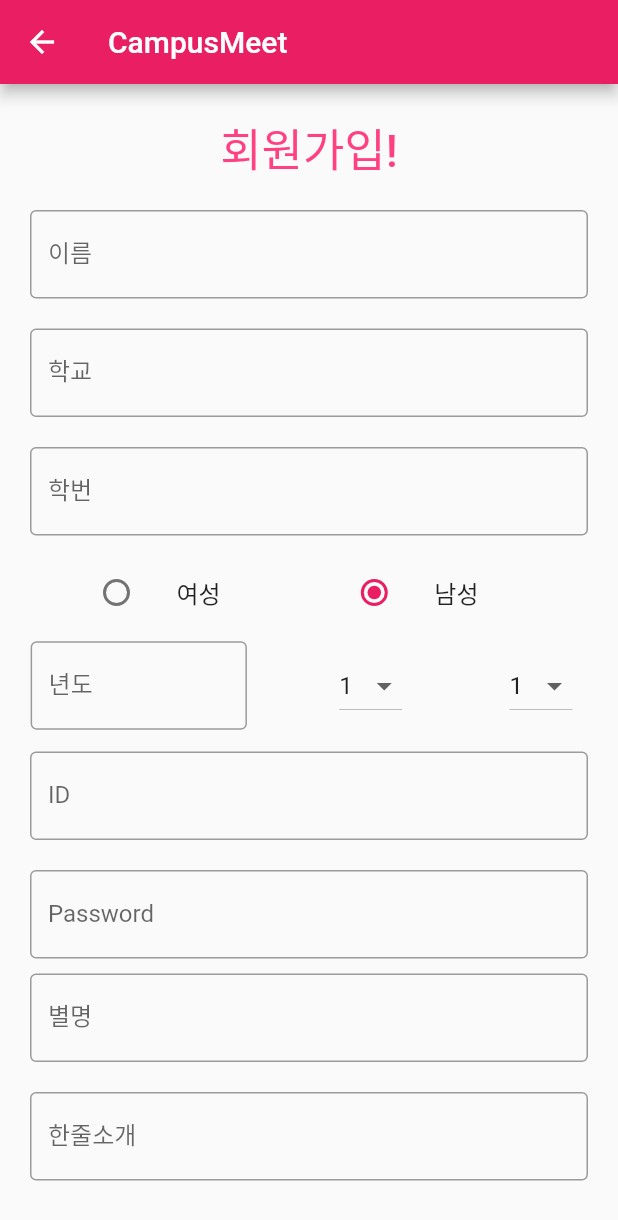
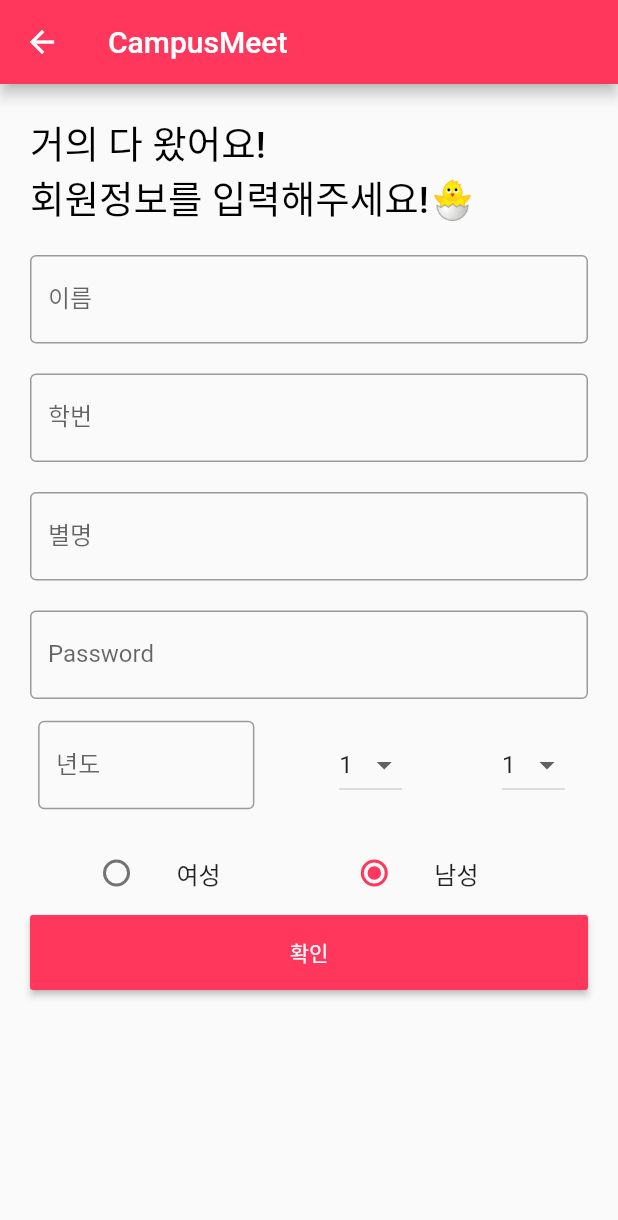
Before and after one commit to jhs60110/campusMeet_test, a Flutter app: the screen it shows after launch, after a tap on "Sign in", on a phone screen of 412 x 824 dp. Shown: the top 1220 px of the screen. Run offline on Flutter 3.47's test engine with Material 2 defaults, Android fonts, the phone set to English and light mode, and no system bars.

Commit message:
인풋박스정렬&테마색설정

```diff
--- a/campus_meet/lib/main.dart
+++ b/campus_meet/lib/main.dart
@@ -10,10 +10,35 @@
 void main() => runApp(MyApp());
 
 class MyApp extends StatelessWidget {
+
   @override
   Widget build(BuildContext context) {
+
+    MaterialColor createMaterialColor(Color color) {
+      List strengths = <double>[.05];
+      final swatch = <int, Color>{};
+      final int r = color.red, g = color.green, b = color.blue;
+
+      for (int i = 1; i < 10; i++) {
+        strengths.add(0.1 * i);
+      }
+      strengths.forEach((strength) {
+        final double ds = 0.5 - strength;
+        swatch[(strength * 1000).round()] = Color.fromRGBO(
+          r + ((ds < 0 ? r : (255 - r)) * ds).round(),
+          g + ((ds < 0 ? g : (255 - g)) * ds).round(),
+          b + ((ds < 0 ? b : (255 - b)) * ds).round(),
+          1,
+        );
+      });
+      return MaterialColor(color.value, swatch);
+    }
+
     return MaterialApp(
-        theme: ThemeData(primarySwatch: Colors.pink), home: LoginPage());
+        theme: ThemeData(
+            primarySwatch:  createMaterialColor(Color(0xffff375c))
+        ), home: LoginPage());
+
   }
 }
 /*void main() {
--- a/campus_meet/lib/screens/SignIn_Screen.dart
+++ b/campus_meet/lib/screens/SignIn_Screen.dart
@@ -64,7 +64,7 @@
                     padding: EdgeInsets.fromLTRB(10, 0, 10, 0),
                     child: RaisedButton(
                       textColor: Colors.white,
-                      color: Colors.pinkAccent,
+                      color: Color(0xffff375c),
                       child: Text('Login'),
                       onPressed: () {
                         print(nameController.text);
--- a/campus_meet/lib/screens/SignUp_Screen.dart
+++ b/campus_meet/lib/screens/SignUp_Screen.dart
@@ -32,6 +32,7 @@
   @override
   Widget build(BuildContext context) {
 
+    Color color = Color(0xffff375c);
     List month =[];
       for (int i = 1; i < 13; i++){
         String ii = i.toString();
@@ -41,11 +42,14 @@
     for (int i = 1; i < 32; i++){
       String ii = i.toString();
       day.add(ii);
-    }    //잠만 월마다 일이 달라.....ㅠ
+    }    //1 3 5 7 8 10 12 <- 31일
+         //2월은? 2개?
+    //4 6 9 11 <- 30일
 
     return Scaffold(
         appBar: AppBar(
           title: Text('CampusMeet'),
+          backgroundColor: color,
         ),
          body: Padding(
             padding: EdgeInsets.all(10),
@@ -53,14 +57,15 @@
               children: <Widget>[
 
                 Container( //회원가입 타이
-                    alignment: Alignment.center,
+                    alignment: Alignment.centerLeft,
                     padding: EdgeInsets.all(10),
                     child: Text(
-                      '회원가입!',
+                      '거의 다 왔어요! \n회원정보를 입력해주세요!🐣',
+                      //textAlign: TextAlign.left,
                       style: TextStyle(
-                          color: Colors.pinkAccent,
+                          color: Colors.black,
                           fontWeight: FontWeight.w500,
-                          fontSize: 30),
+                          fontSize: 25),
                     )),
 
                 Container(
@@ -76,16 +81,6 @@
                 Container(
                   padding: EdgeInsets.all(10),
                   child: TextField(
-                    controller: universityController,
-                    decoration: InputDecoration(
-                      border: OutlineInputBorder(),
-                      labelText: '학교', //텍스트필드말고 학교찾기
-                    ),
-                  ),
-                ),
-                Container(
-                  padding: EdgeInsets.all(10),
-                  child: TextField(
                     controller: studentIDController,
                     decoration: InputDecoration(
                       border: OutlineInputBorder(),
@@ -93,50 +88,50 @@
                     ),
                   ),
                 ),
-
-                Row(
-                  mainAxisAlignment: MainAxisAlignment.spaceEvenly,
-                  children: [
-                    SizedBox(
-                      width: MediaQuery.of(context).size.width*0.35,
-                      child: ListTile(
-                        title: const Text('여성'),
-                        leading: Radio<Gender>(
-                          value: Gender.WOMEN,
-                          groupValue: _gender,
-                          onChanged: (Gender? value) {
-                            setState(() {
-                              _gender = value;
-                            });
-                          },
+                Container(
+                  padding: EdgeInsets.all(10),
+                  child: TextField(
+                    controller: nicknameController,
+                    decoration: InputDecoration(
+                      border: OutlineInputBorder(),
+                      labelText: '별명',
                     ),
                   ),
                 ),
-                    SizedBox(
-                      width: MediaQuery.of(context).size.width*0.4,
-                      child: ListTile(
-                        title: const Text('남성'),
-                        leading: Radio<Gender>(
-                          value: Gender.MAN,
-                          groupValue: _gender,
-                          onChanged: (Gender? value) {
-                            setState(() {
-                              _gender = value;
-                            });
-                          },
+                Container(
+                  padding: EdgeInsets.fromLTRB(10, 10, 10, 0),
+                  child: TextField( //비밀번호 조건
+                    obscureText: true,
+                    controller: passwordController,
+                    decoration: InputDecoration(
+                      border: OutlineInputBorder(),
+                      labelText: 'Password',
                     ),
                   ),
                 ),
-                  ],
+
+                //비밀번호 확인
+
+                /*Container(
+                  padding: EdgeInsets.all(10),
+                  child: TextField(
+                    controller: universityController,
+                    decoration: InputDecoration(
+                      border: OutlineInputBorder(),
+                      labelText: '학교', //텍스트필드말고 학교찾기 P따로 뺴
                     ),
-// https://api.flutter.dev/flutter/material/Radio-class.html 값을 어떻게 갖고오
+                  ),
+                ),*/
 
-                Row(
+
+                Container(
+                  padding: EdgeInsets.all(10),
+                  child: Row(
                     mainAxisAlignment: MainAxisAlignment.spaceEvenly,
                     children: [
-                    SizedBox(
+                      SizedBox( //padding설
                         width: MediaQuery.of(context).size.width*0.35,
-                      child: TextField(
+                        child: TextField( //int만 두자리 받
                           controller: yearController,
                           decoration: InputDecoration(
                             border: OutlineInputBorder(),
@@ -190,11 +185,50 @@
 
 
                   ),
+                ),
+
+                Row(
+                  mainAxisAlignment: MainAxisAlignment.spaceEvenly,
+                  children: [
+                    SizedBox(
+                      width: MediaQuery.of(context).size.width*0.35,
+                      child: ListTile(
+                        title: const Text('여성'),
+                        leading: Radio<Gender>(
+                          value: Gender.WOMEN,
+                          groupValue: _gender,
+                          onChanged: (Gender? value) {
+                            setState(() {
+                              _gender = value;
+                            });
+                          },
+                        ),
+                      ),
+                    ),
+                    SizedBox(
+                      width: MediaQuery.of(context).size.width*0.4,
+                      child: ListTile(
+                        title: const Text('남성'),
+                        leading: Radio<Gender>(
+                          value: Gender.MAN,
+                          groupValue: _gender,
+                          onChanged: (Gender? value) {
+                            setState(() {
+                              _gender = value;
+                            });
+                          },
+                        ),
+                      ),
+                    ),
+                  ],
+                ),
+// https://api.flutter.dev/flutter/material/Radio-class.html 값을 어떻게 갖고오
+
 
 
 
           /////////나이  끝
-                Container(
+              /*  Container(
                   padding: EdgeInsets.all(10),
                   child: TextField(
                     controller: idController,
@@ -203,55 +237,16 @@
                       labelText: 'ID',
                     ),
                   ),
-                ),
-                Container(
-                  padding: EdgeInsets.fromLTRB(10, 10, 10, 0),
-                  child: TextField(
-                    obscureText: true,
-                    controller: passwordController,
-                    decoration: InputDecoration(
-                      border: OutlineInputBorder(),
-                      labelText: 'Password',
-                    ),
-                  ),
-                ),
-                Container(
-                  padding: EdgeInsets.all(10),
-                  child: TextField(
-                    controller: nicknameController,
-                    decoration: InputDecoration(
-                      border: OutlineInputBorder(),
-                      labelText: '별명',
-                    ),
-                  ),
-                ),
+                ),아이디는 학교이메일 */
 
-                Container(
-                  padding: EdgeInsets.all(10),
-                  child: TextField(
-                    controller: introductionController,
-                    decoration: InputDecoration(
-                      border: OutlineInputBorder(),
-                      labelText: '한줄소개',
-                    ),
-                  ),
-                ),
 
-    // 프로필 사진 (선택사항)
-                FlatButton(
-                  onPressed: (){
-                    //forgot password screen
-                  },
-                  textColor: Colors.pinkAccent,
-                  child: Text(''),
-                ),
                 Container(
                     height: 50,
                     padding: EdgeInsets.fromLTRB(10, 0, 10, 0),
                     child: RaisedButton(
                       textColor: Colors.white,
-                      color: Colors.pinkAccent,
-                      child: Text('Sign Up'),
+                      color: color,
+                      child: Text('확인'),
                       onPressed: () {
                         print(nameController.text);
                         print(universityController.text);
```
Also changed, not shown: 1 other file. Lines whose indentation alone changed are shown as unchanged.
